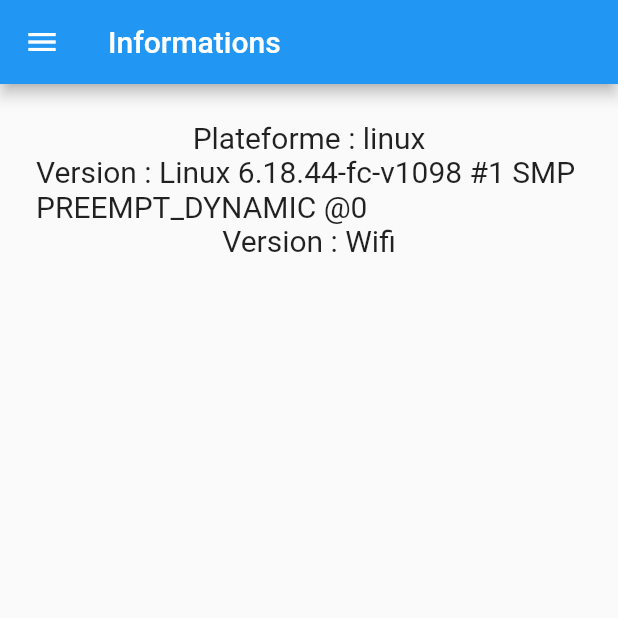
After one commit to qeude/projet_multiplateforme, a Flutter app: the PhoneInformationPage screen opened directly, on a phone screen of 412 x 824 dp, the top half of it. The commit adds this screen. Run offline on Flutter 3.47's test engine with Material 2 defaults, Android fonts, the phone set to English and light mode, and no system bars; our stand-ins replace connectivity; network calls fail.

Commit message:
Add informations page

```diff
--- a/lib/models/speaker.dart
+++ b/lib/models/speaker.dart
@@ -9,7 +9,7 @@ class Speaker{
 
   factory Speaker.fromJson(Map<String, dynamic> json) {
     return Speaker(
-      id: json['id'].toString() as String,
+      id: json['id'].toString(),
       name: json['name'] as String,
       company: json['company'] as String,
       bio: json['bio'] as String,
--- /dev/null
+++ b/lib/phoneinformationpage.dart
@@ -0,0 +1,73 @@
+import 'package:flutter/material.dart';
+import 'sessionspage.dart';
+import 'speakerspage.dart';
+import 'dart:io' show Platform;
+import 'package:connectivity/connectivity.dart';
+
+class PhoneInformationPage extends StatelessWidget {
+
+  static final connectivityResult = new Connectivity().checkConnectivity();
+  var connectivity = connectivityResult == ConnectivityResult.mobile ? "Mobile" : "Wifi";
+
+  @override
+  Widget build(BuildContext context) {
+    return new Scaffold(
+        drawer: Drawer(
+          child: ListView(
+            padding: EdgeInsets.only(top: 50.0),
+            children: <Widget>[
+              ListTile(
+                title: Text('Sessions'),
+                onTap: () {
+                  Navigator.push(context,
+                      MaterialPageRoute(builder: (context) => SessionsPage()));
+                },
+              ),
+              ListTile(
+                title: Text('Présentateurs'),
+                onTap: () {
+                  Navigator.push(context,
+                      MaterialPageRoute(builder: (context) => SpeakersPage()));
+                },
+              ),
+              ListTile(
+                title: Text('Informations'),
+                onTap: () {
+                  Navigator.push(context,
+                      MaterialPageRoute(builder: (context) => PhoneInformationPage()));
+                },
+              ),
+            ],
+          ),
+        ),
+        appBar: new AppBar(
+          title: new Text("Informations"),
+        ),
+        body: new Container(
+            width: double.infinity,
+            padding: EdgeInsets.all(24.0),
+            child: Column(
+              children: <Widget>[
+
+              Container(
+                  child: Text(
+                    "Plateforme : ${Platform.operatingSystem}",
+                    style: TextStyle(fontSize: 20.0),
+                  ),
+                ),
+                Container(
+                  child: Text(
+                    "Version : ${Platform.operatingSystemVersion}",
+                    style: TextStyle(fontSize: 20.0),
+                  ),
+                ),
+                Container(
+                  child: Text(
+                    "Version : $connectivity",
+                    style: TextStyle(fontSize: 20.0),
+                  ),
+                ),
+              ],
+            )));
+  }
+}
--- a/pubspec.yaml
+++ b/pubspec.yaml
@@ -13,6 +13,7 @@ environment:
   sdk: ">=2.0.0-dev.68.0 <3.0.0"
 
 dependencies:
+  connectivity: ^0.3.2
   flutter:
     sdk: flutter
 
```
Also changed, not shown: lib/homepage.dart (+8 -0 lines), pubspec.lock, 6 other files.
